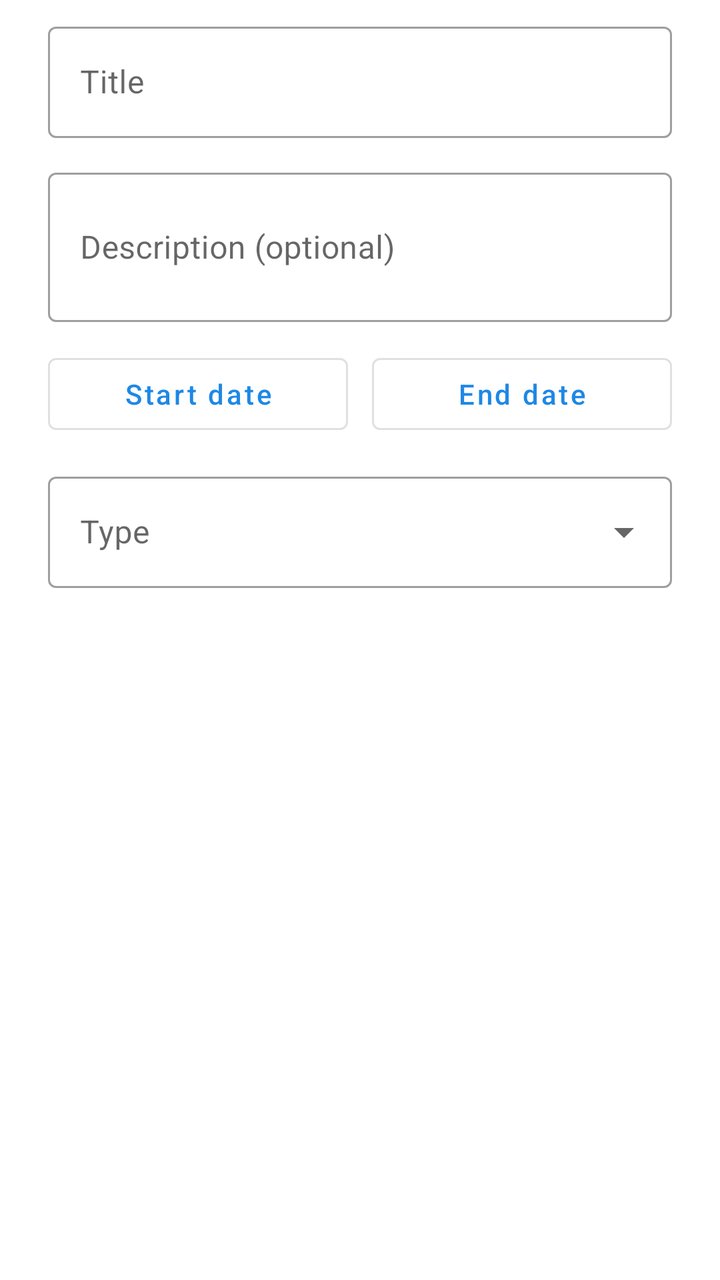
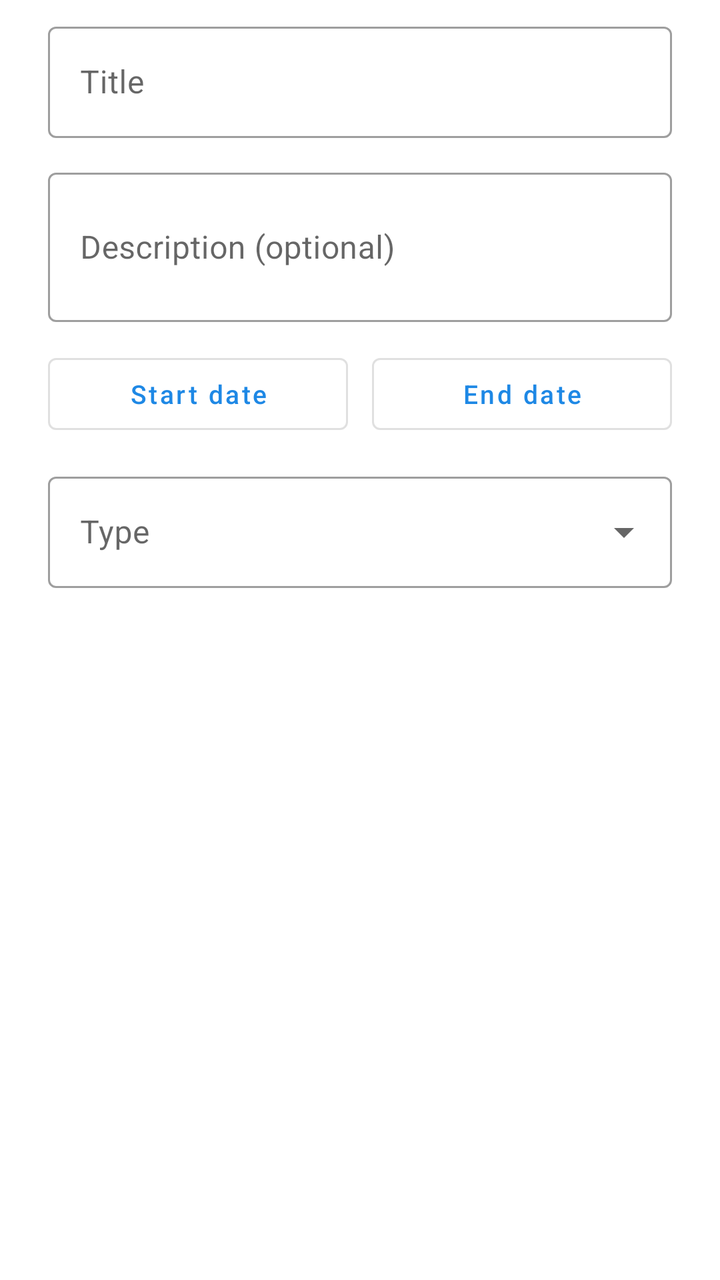

The first picture is an Android layout as it rendered before a commit; the second is the same layout after the commit. The layout source and the unified diff follow.
<!-- AndroidManifest.xml: application theme Theme.Nudge -->
<!-- res/layout/dialog_create_project.xml -->
<?xml version="1.0" encoding="utf-8"?>
<LinearLayout xmlns:android="http://schemas.android.com/apk/res/android"
    xmlns:app="http://schemas.android.com/apk/res-auto"
    android:layout_width="match_parent"
    android:layout_height="wrap_content"
    android:orientation="vertical"
    android:paddingHorizontal="24dp"
    android:paddingTop="8dp">

    <com.google.android.material.textfield.TextInputLayout
        style="@style/Widget.MaterialComponents.TextInputLayout.OutlinedBox"
        android:layout_width="match_parent"
        android:layout_height="wrap_content"
        android:hint="Title">

        <com.google.android.material.textfield.TextInputEditText
            android:id="@+id/projectTitle"
            android:layout_width="match_parent"
            android:layout_height="wrap_content"
            android:inputType="textCapSentences"
            android:maxLines="1" />
    </com.google.android.material.textfield.TextInputLayout>

    <com.google.android.material.textfield.TextInputLayout
        style="@style/Widget.MaterialComponents.TextInputLayout.OutlinedBox"
        android:layout_width="match_parent"
        android:layout_height="wrap_content"
        android:layout_marginTop="12dp"
        android:hint="Description (optional)">

        <com.google.android.material.textfield.TextInputEditText
            android:id="@+id/projectDescription"
            android:layout_width="match_parent"
            android:layout_height="wrap_content"
            android:inputType="textCapSentences|textMultiLine"
            android:minLines="2" />
    </com.google.android.material.textfield.TextInputLayout>

    <LinearLayout
        android:layout_width="match_parent"
        android:layout_height="wrap_content"
        android:layout_marginTop="12dp"
        android:orientation="horizontal">

        <com.google.android.material.button.MaterialButton
            android:id="@+id/projectStart"
            style="@style/Widget.MaterialComponents.Button.OutlinedButton"
            android:layout_width="0dp"
            android:layout_height="wrap_content"
            android:layout_marginEnd="6dp"
            android:layout_weight="1"
            android:text="Start date"
            android:textAllCaps="false" />

        <com.google.android.material.button.MaterialButton
            android:id="@+id/projectEnd"
            style="@style/Widget.MaterialComponents.Button.OutlinedButton"
            android:layout_width="0dp"
            android:layout_height="wrap_content"
            android:layout_marginStart="6dp"
            android:layout_weight="1"
            android:text="End date"
            android:textAllCaps="false" />
    </LinearLayout>

    <com.google.android.material.textfield.TextInputLayout
        android:id="@+id/projectTypeLayout"
        style="@style/Widget.MaterialComponents.TextInputLayout.OutlinedBox.ExposedDropdownMenu"
        android:layout_width="match_parent"
        android:layout_height="wrap_content"
        android:layout_marginTop="12dp"
        android:hint="Type">

        <AutoCompleteTextView
            android:id="@+id/projectType"
            android:layout_width="match_parent"
            android:layout_height="wrap_content"
            android:inputType="none" />
    </com.google.android.material.textfield.TextInputLayout>

    <TextView
        android:id="@+id/projectError"
        android:layout_width="match_parent"
        android:layout_height="wrap_content"
        android:layout_marginTop="8dp"
        android:textColor="#E53935"
        android:textSize="13sp"
        android:visibility="gone" />
</LinearLayout>
<!-- resources referenced by this layout -->
<resources>
  <style name="Theme.Nudge" parent="Theme.MaterialComponents.DayNight.NoActionBar">
          
          <item name="colorPrimary">@color/colorPrimary</item>
          <item name="colorPrimaryVariant">@color/colorPrimaryDark</item>
          <item name="colorOnPrimary">@color/white</item>
          
          <item name="colorSecondary">@color/colorAccent</item>
          <item name="colorSecondaryVariant">@color/colorAccent</item>
          <item name="colorOnSecondary">@color/black</item>
          
          <item name="android:colorBackground">@color/colorBackground</item>
          
          <item name="android:textColorPrimary">@color/colorTextPrimary</item>
          <item name="android:textColorSecondary">@color/colorTextSecondary</item>
          
          <item name="android:windowBackground">@color/colorBackground</item>
          <item name="android:statusBarColor">@color/colorTheme</item>
      </style>
  <color name="colorPrimary">#1E88E5</color>
  <color name="colorPrimaryDark">#1565C0</color>
  <color name="white">#FFFFFFFF</color>
  <color name="colorAccent">#B0B0B0</color>
  <color name="black">#FF000000</color>
  <color name="colorBackground">#FFFFFF</color>
  <color name="colorTextPrimary">#272829</color>
  <color name="colorTextSecondary">#757575</color>
  <color name="colorTheme">#58CBFF</color>
</resources>

<!-- the commit's change to res/layout/dialog_create_project.xml (unified diff, before → after) -->
@@ -49,8 +49,11 @@
             android:layout_height="wrap_content"
             android:layout_marginEnd="6dp"
             android:layout_weight="1"
+            android:maxLines="1"
+            android:paddingHorizontal="8dp"
             android:text="Start date"
-            android:textAllCaps="false" />
+            android:textAllCaps="false"
+            android:textSize="13sp" />
 
         <com.google.android.material.button.MaterialButton
             android:id="@+id/projectEnd"
@@ -59,8 +62,11 @@
             android:layout_height="wrap_content"
             android:layout_marginStart="6dp"
             android:layout_weight="1"
+            android:maxLines="1"
+            android:paddingHorizontal="8dp"
             android:text="End date"
-            android:textAllCaps="false" />
+            android:textAllCaps="false"
+            android:textSize="13sp" />
     </LinearLayout>
 
     <com.google.android.material.textfield.TextInputLayout
